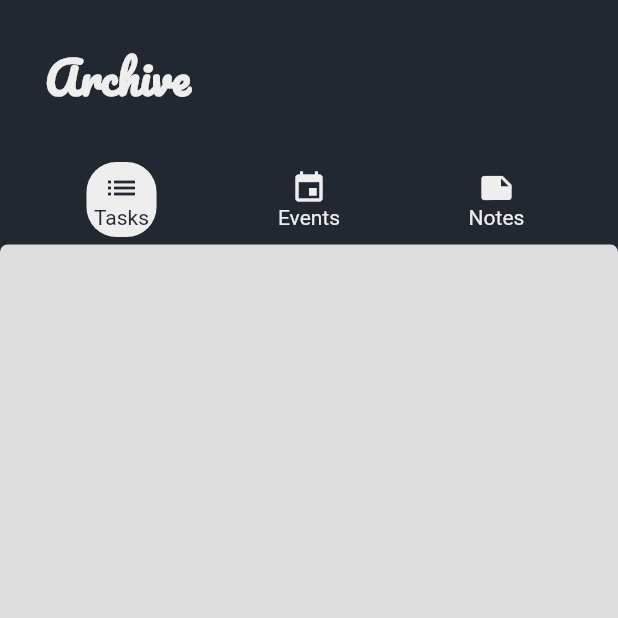
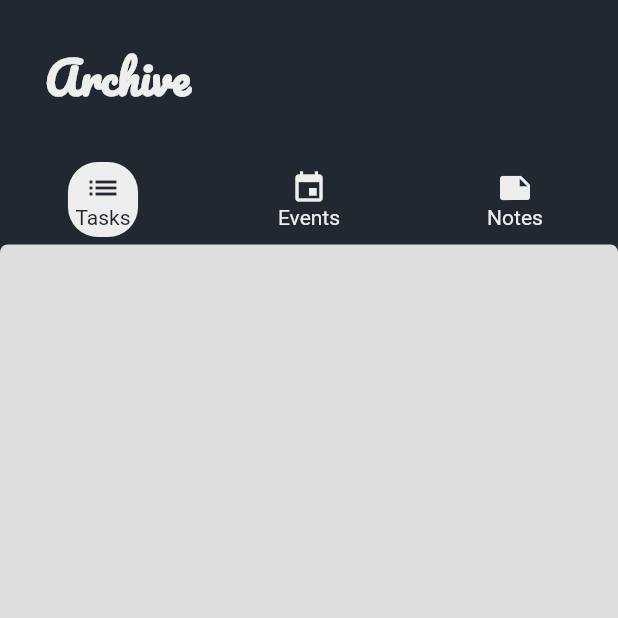
Before and after one commit to Abderraouf99/Assistant, a Flutter app: the ArchiveScreen screen opened by its route, on a phone screen of 412 x 824 dp, the top half of it. Run offline on Flutter 3.47's test engine with Material 2 defaults, Android fonts, the phone set to English and light mode, and no system bars; our stand-ins replace adaptive_dialog, cloud_firestore, firebase_auth, firebase_core, flutter_local_notifications, google_sign_in and 1 more; accounts and stored records are empty.

```diff
--- a/lib/Screens/ArchiveScreen.dart
+++ b/lib/Screens/ArchiveScreen.dart
@@ -43,7 +43,8 @@ class _ArchiveScreenState extends State<ArchiveScreen> {
               child: Row(
                 mainAxisAlignment: MainAxisAlignment.spaceEvenly,
                 children: [
-                  TopBarSelectors(
+                  Expanded(
+                    child: TopBarSelectors(
                       title: 'Tasks',
                       iconData: Icons.list,
                       colorCondition: (page == 0),
@@ -53,7 +54,9 @@ class _ArchiveScreenState extends State<ArchiveScreen> {
                         });
                       },
                     ),
-                  TopBarSelectors(
+                  ),
+                  Expanded(
+                    child: TopBarSelectors(
                       title: 'Events',
                       iconData: Icons.event,
                       colorCondition: (page == 1),
@@ -63,7 +66,9 @@ class _ArchiveScreenState extends State<ArchiveScreen> {
                         });
                       },
                     ),
-                  TopBarSelectors(
+                  ),
+                  Expanded(
+                    child: TopBarSelectors(
                       title: 'Notes',
                       iconData: Icons.note,
                       colorCondition: (page == 2),
@@ -72,6 +77,7 @@ class _ArchiveScreenState extends State<ArchiveScreen> {
                           page = 2;
                         });
                       },
+                    ),
                   ),
                 ],
               ),
--- a/lib/Widgets/TopBarSelectors.dart
+++ b/lib/Widgets/TopBarSelectors.dart
@@ -13,7 +13,6 @@ class TopBarSelectors extends StatelessWidget {
   @override
   Widget build(BuildContext context) {
     return FlatButton(
-      shape: CircleBorder(),
       onPressed: onPressed,
       child: Container(
         padding: EdgeInsets.all(5),
--- a/lib/models/DataFirebase.dart
+++ b/lib/models/DataFirebase.dart
@@ -25,8 +25,7 @@ class FirebaseController extends ChangeNotifier {
   final _firestoreReference = FirebaseFirestore.instance.collection('users');
   final GoogleSignIn googleSignIn = GoogleSignIn();
   bool _isLoading = false;
-  String _email;
-  String _password;
+
 
   Future<String> signInWithGoogle() async {
     final GoogleSignInAccount googleSignInAccount = await googleSignIn.signIn();
@@ -55,17 +54,6 @@ class FirebaseController extends ChangeNotifier {
     return null;
   }
 
-  void signOutGoogle() async {}
-  set setEmail(String email) {
-    _email = email;
-  }
-
-  set setPassword(String password) {
-    _password = password;
-  }
-
-  get password => _password;
-  get email => _email;
 
   bool get isLoading => _isLoading;
   void toggleIsLoading() {
```
Also changed, not shown: lib/Screens/loginScreen.dart (+39 -46 lines), lib/Screens/registationScreen.dart (+15 -5 lines), 2 other files. Lines whose indentation alone changed are shown as unchanged.
